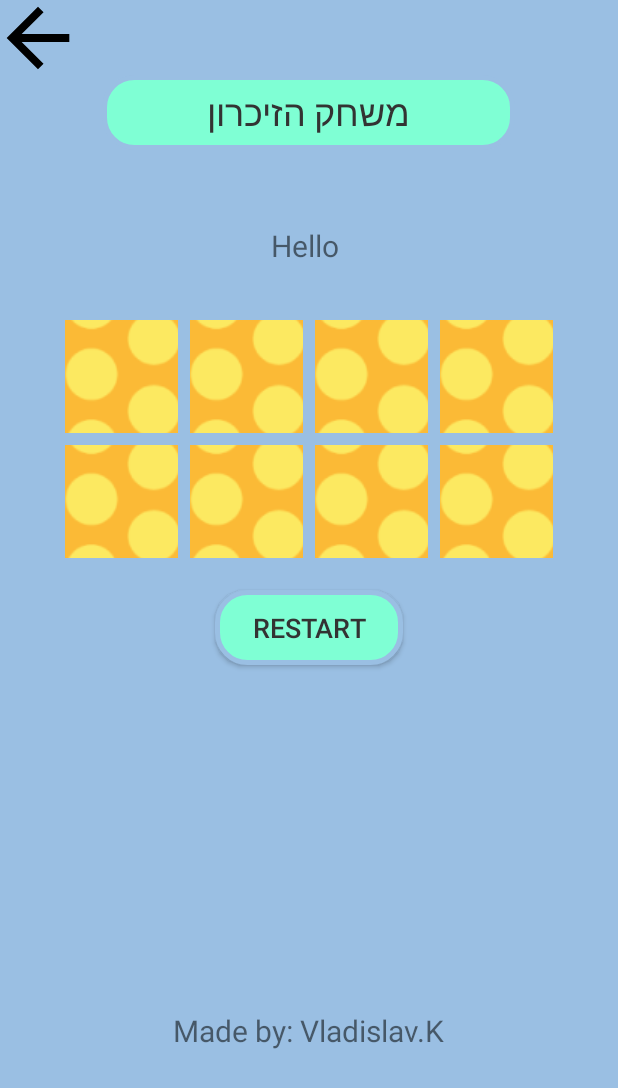
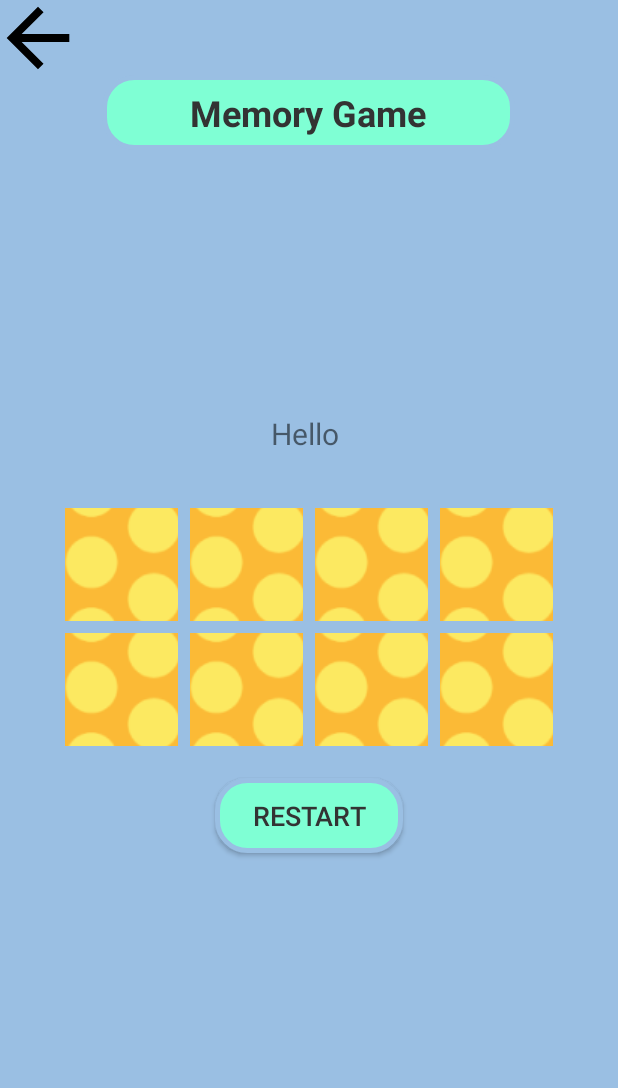
Before and after one commit to Vlad-Kovalev/GameCenter, an Android app: the screen it shows after launch (diff_easy before the commit, memory_game after it), after a tap on an icon or button, on a phone screen of 412 x 824 dp. Shown: the top 1088 px of the screen. Run offline under Robolectric (Android 15) with nearby library versions, the phone set to English and light mode, and no system bars.

Commit message:
Game center v1.01
The code has been refactored:
   New names have been given.
   Code was slightly corrected.

```diff
--- a/app/src/main/AndroidManifest.xml
+++ b/app/src/main/AndroidManifest.xml
@@ -13,21 +13,21 @@
         android:theme="@style/Theme.TheEndGame"
         tools:targetApi="31">
         <activity
-            android:name=".diff_medium"
+            android:name=".second_game"
             android:exported="false">
             <meta-data
                 android:name="android.app.lib_name"
                 android:value="" />
         </activity>
         <activity
-            android:name=".diff_easy"
+            android:name=".memory_game"
             android:exported="false">
             <meta-data
                 android:name="android.app.lib_name"
                 android:value="" />
         </activity>
         <activity
-            android:name=".MainActivity"
+            android:name=".center"
             android:exported="true">
             <intent-filter>
                 <action android:name="android.intent.action.MAIN" />
--- a/app/src/main/java/com/example/theendgame/MainActivity.java
+++ b/app/src/main/java/com/example/theendgame/center.java
@@ -1,16 +1,14 @@
 package com.example.theendgame;
 
 import androidx.appcompat.app.AppCompatActivity;
-import androidx.appcompat.widget.AppCompatButton;
 
 import android.content.Intent;
 import android.os.Bundle;
 import android.view.View;
 import android.widget.EditText;
 import android.widget.ImageButton;
-import android.widget.TableLayout;
 
-public class MainActivity extends AppCompatActivity {
+public class center extends AppCompatActivity {
 
     ImageButton ibEasy, ibMedium;
     EditText etName;
@@ -18,7 +16,7 @@ public class MainActivity extends AppCompatActivity {
     @Override
     protected void onCreate(Bundle savedInstanceState) {
         super.onCreate(savedInstanceState);
-        setContentView(R.layout.activity_main);
+        setContentView(R.layout.activity_center);
         if (getSupportActionBar() != null) {getSupportActionBar().hide();}
 
         ibEasy = findViewById(R.id.ibEasy);
@@ -30,7 +28,7 @@ public class MainActivity extends AppCompatActivity {
             @Override
             public void onClick(View v) {
                 String name = etName.getText().toString();
-                Intent intent = new Intent(MainActivity.this, diff_easy.class);
+                Intent intent = new Intent(center.this, memory_game.class);
                 intent.putExtra("keyname", name);
                 startActivity(intent);
             }
@@ -40,7 +38,7 @@ public class MainActivity extends AppCompatActivity {
             @Override
             public void onClick(View v) {
                 String name = etName.getText().toString();
-                Intent intent = new Intent(MainActivity.this, diff_medium.class);
+                Intent intent = new Intent(center.this, second_game.class);
                 intent.putExtra("keyname", name);
                 startActivity(intent);
             }
--- a/app/src/main/java/com/example/theendgame/diff_easy.java
+++ b/app/src/main/java/com/example/theendgame/memory_game.java
@@ -10,7 +10,7 @@ import android.view.View;
 import android.widget.TextView;
 import android.widget.ImageButton;
 
-public class diff_easy extends AppCompatActivity {
+public class memory_game extends AppCompatActivity {
 
     TextView tvName;
     ImageButton card1, card2, card3, card4, card5, card6, card7, card8, btnBack;
@@ -21,7 +21,7 @@ public class diff_easy extends AppCompatActivity {
     @Override
     protected void onCreate(Bundle savedInstanceState) {
         super.onCreate(savedInstanceState);
-        setContentView(R.layout.activity_diff_easy);
+        setContentView(R.layout.activity_memory_game);
         if (getSupportActionBar() != null) {
             getSupportActionBar().hide();
         }
@@ -83,7 +83,7 @@ public class diff_easy extends AppCompatActivity {
         btnBack.setOnClickListener(new View.OnClickListener() {
             @Override
             public void onClick(View v) {
-                Intent intent = new Intent(diff_easy.this, MainActivity.class);
+                Intent intent = new Intent(memory_game.this, center.class);
                 startActivity(intent);
             }
         });
--- a/app/src/main/res/layout/activity_diff_easy.xml
+++ b/app/src/main/res/layout/activity_memory_game.xml
@@ -1,12 +1,11 @@
 <?xml version="1.0" encoding="utf-8"?>
 <androidx.appcompat.widget.LinearLayoutCompat xmlns:android="http://schemas.android.com/apk/res/android"
-    xmlns:app="http://schemas.android.com/apk/res-auto"
     xmlns:tools="http://schemas.android.com/tools"
     android:layout_width="match_parent"
     android:layout_height="match_parent"
     android:orientation="vertical"
     android:background="#9ABFE3"
-    tools:context=".diff_easy">
+    tools:context=".memory_game">
 
     <ImageButton
         android:id="@+id/btnBack"
@@ -15,33 +14,32 @@
         android:src="@drawable/arrow_back_foreground"
         android:background="@android:color/transparent"/>
 
-
     <TextView
+        android:id="@+id/tvHeader"
         android:layout_width="275dp"
         android:layout_height="50dp"
-        android:text="משחק הזיכרון"
+        android:text="Memory Game"
+        android:textStyle="bold"
         android:textSize="24sp"
         android:textColor="#333333"
         android:background="@drawable/rounded_corners"
         android:gravity="center"
         android:layout_gravity="center"/>
 
-    <Space
-        android:layout_width="wrap_content"
-        android:layout_height="50dp"/>
+    <Space android:layout_width="wrap_content" android:layout_height="175dp"/>
 
     <TextView
         android:id="@+id/tvName"
         android:layout_width="wrap_content"
         android:layout_height="wrap_content"
-        android:text=""
+        android:text="Hello XXX"
         android:textSize="20sp"
         android:layout_gravity="center"
         android:layout_weight="0"
         android:layout_marginBottom="16dp"/>
 
     <GridLayout
-        android:id="@+id/gridLayout"
+        android:id="@+id/glCards"
         android:layout_width="wrap_content"
         android:layout_height="200dp"
         android:columnCount="4"
@@ -100,7 +98,6 @@
 
     </GridLayout>
 
-
     <androidx.appcompat.widget.AppCompatButton
         android:id="@+id/btnRestart"
         android:layout_width="125dp"
@@ -111,15 +108,4 @@
         android:background="@drawable/rounded_corners"
         android:layout_gravity="center_horizontal"/>
 
-    <Space
-        android:layout_width="wrap_content"
-        android:layout_height="230dp"/>
-
-    <TextView
-        android:layout_width="wrap_content"
-        android:layout_height="wrap_content"
-        android:text="Made by: Vladislav.K"
-        android:textSize="20sp"
-        android:layout_gravity="center"
-        android:layout_marginBottom="16dp"/>
 </androidx.appcompat.widget.LinearLayoutCompat>
```
Also changed, not shown: app/src/main/java/com/example/theendgame/second_game.java (renamed from app/src/main/java/com/example/theendgame/diff_medium.java, +3 -4 lines), app/src/main/res/layout/activity_center.xml (renamed from app/src/main/res/layout/activity_main.xml, +13 -34 lines).
